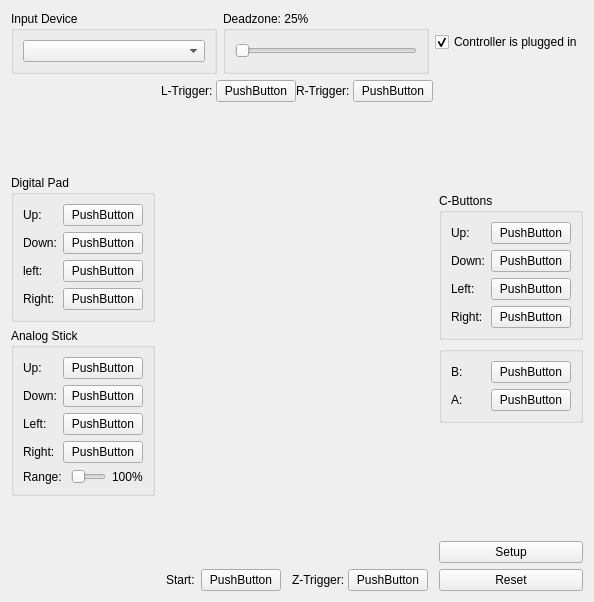
First picture: the form in Source/RMG-Input/UserInterface/Widget/ControllerWidget.ui, repository fdmak71/RMG, before the edit.
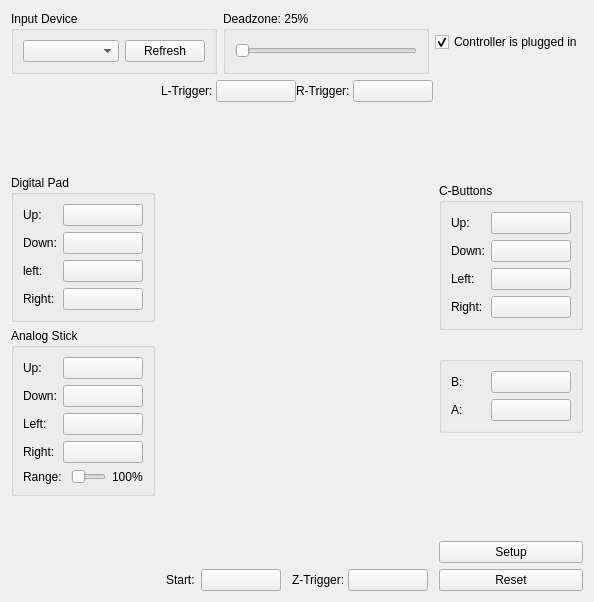
Second picture: the form after the edit. Custom widgets are drawn as their Qt base class.

Commit message: RMG-Input: more WIP changes

The edit to the form file:
```diff
--- a/Source/RMG-Input/UserInterface/Widget/ControllerWidget.ui
+++ b/Source/RMG-Input/UserInterface/Widget/ControllerWidget.ui
@@ -33,7 +33,7 @@
        <property name="title">
         <string>Input Device</string>
        </property>
-       <layout class="QVBoxLayout" name="verticalLayout_4">
+       <layout class="QHBoxLayout" name="horizontalLayout_10">
         <item>
          <widget class="QComboBox" name="inputDeviceComboBox">
           <property name="sizePolicy">
@@ -44,6 +44,13 @@
           </property>
          </widget>
         </item>
+        <item>
+         <widget class="QPushButton" name="inputDeviceRefreshButton">
+          <property name="text">
+           <string>Refresh</string>
+          </property>
+         </widget>
+        </item>
        </layout>
       </widget>
      </item>
@@ -139,15 +146,27 @@
            <layout class="QHBoxLayout" name="horizontalLayout_19">
             <item>
              <widget class="QLabel" name="label_19">
+              <property name="sizePolicy">
+               <sizepolicy hsizetype="Expanding" vsizetype="Preferred">
+                <horstretch>0</horstretch>
+                <verstretch>0</verstretch>
+               </sizepolicy>
+              </property>
               <property name="text">
                <string>Up:</string>
               </property>
              </widget>
             </item>
             <item>
-             <widget class="QPushButton" name="dpadUpButton">
+             <widget class="CustomButton" name="dpadUpButton">
+              <property name="sizePolicy">
+               <sizepolicy hsizetype="Expanding" vsizetype="Preferred">
+                <horstretch>0</horstretch>
+                <verstretch>0</verstretch>
+               </sizepolicy>
+              </property>
               <property name="text">
-               <string>PushButton</string>
+               <string> </string>
               </property>
              </widget>
             </item>
@@ -157,15 +176,27 @@
            <layout class="QHBoxLayout" name="horizontalLayout_20">
             <item>
              <widget class="QLabel" name="label_20">
+              <property name="sizePolicy">
+               <sizepolicy hsizetype="Expanding" vsizetype="Preferred">
+                <horstretch>0</horstretch>
+                <verstretch>0</verstretch>
+               </sizepolicy>
+              </property>
               <property name="text">
                <string>Down:</string>
               </property>
              </widget>
             </item>
             <item>
-             <widget class="QPushButton" name="dpadDownButton">
+             <widget class="CustomButton" name="dpadDownButton">
+              <property name="sizePolicy">
+               <sizepolicy hsizetype="Expanding" vsizetype="Fixed">
+                <horstretch>0</horstretch>
+                <verstretch>0</verstretch>
+               </sizepolicy>
+              </property>
               <property name="text">
-               <string>PushButton</string>
+               <string> </string>
               </property>
              </widget>
             </item>
@@ -175,15 +206,27 @@
            <layout class="QHBoxLayout" name="horizontalLayout_21">
             <item>
              <widget class="QLabel" name="label_21">
+              <property name="sizePolicy">
+               <sizepolicy hsizetype="Expanding" vsizetype="Preferred">
+                <horstretch>0</horstretch>
+                <verstretch>0</verstretch>
+               </sizepolicy>
+              </property>
               <property name="text">
                <string>left:</string>
               </property>
              </widget>
             </item>
             <item>
-             <widget class="QPushButton" name="dpadLeftButton">
+             <widget class="CustomButton" name="dpadLeftButton">
+              <property name="sizePolicy">
+               <sizepolicy hsizetype="Expanding" vsizetype="Fixed">
+                <horstretch>0</horstretch>
+                <verstretch>0</verstretch>
+               </sizepolicy>
+              </property>
               <property name="text">
-               <string>PushButton</string>
+               <string> </string>
               </property>
              </widget>
             </item>
@@ -193,15 +236,27 @@
            <layout class="QHBoxLayout" name="horizontalLayout_22">
             <item>
              <widget class="QLabel" name="label_22">
+              <property name="sizePolicy">
+               <sizepolicy hsizetype="Expanding" vsizetype="Preferred">
+                <horstretch>0</horstretch>
+                <verstretch>0</verstretch>
+               </sizepolicy>
+              </property>
               <property name="text">
                <string>Right:</string>
               </property>
              </widget>
             </item>
             <item>
-             <widget class="QPushButton" name="dpadRightButton">
+             <widget class="CustomButton" name="dpadRightButton">
+              <property name="sizePolicy">
+               <sizepolicy hsizetype="Expanding" vsizetype="Fixed">
+                <horstretch>0</horstretch>
+                <verstretch>0</verstretch>
+               </sizepolicy>
+              </property>
               <property name="text">
-               <string>PushButton</string>
+               <string> </string>
               </property>
              </widget>
             </item>
@@ -238,9 +293,9 @@
              </widget>
             </item>
             <item>
-             <widget class="QPushButton" name="analogStickUpButton">
+             <widget class="CustomButton" name="analogStickUpButton">
               <property name="text">
-               <string>PushButton</string>
+               <string> </string>
               </property>
              </widget>
             </item>
@@ -256,9 +311,9 @@
              </widget>
             </item>
             <item>
-             <widget class="QPushButton" name="analogStickDownButton">
+             <widget class="CustomButton" name="analogStickDownButton">
               <property name="text">
-               <string>PushButton</string>
+               <string> </string>
               </property>
              </widget>
             </item>
@@ -274,9 +329,9 @@
              </widget>
             </item>
             <item>
-             <widget class="QPushButton" name="analogStickLeftButton">
+             <widget class="CustomButton" name="analogStickLeftButton">
               <property name="text">
-               <string>PushButton</string>
+               <string> </string>
               </property>
              </widget>
             </item>
@@ -292,9 +347,9 @@
              </widget>
             </item>
             <item>
-             <widget class="QPushButton" name="analogStickRightButton">
+             <widget class="CustomButton" name="analogStickRightButton">
               <property name="text">
-               <string>PushButton</string>
+               <string> </string>
               </property>
              </widget>
             </item>
@@ -311,6 +366,12 @@
             </item>
             <item>
              <widget class="QSlider" name="analogStickRangeSlider">
+              <property name="sizePolicy">
+               <sizepolicy hsizetype="Expanding" vsizetype="Preferred">
+                <horstretch>0</horstretch>
+                <verstretch>0</verstretch>
+               </sizepolicy>
+              </property>
               <property name="minimum">
                <number>1</number>
               </property>
@@ -379,9 +440,9 @@
             </widget>
            </item>
            <item>
-            <widget class="QPushButton" name="leftTriggerButton">
+            <widget class="CustomButton" name="leftTriggerButton">
              <property name="text">
-              <string>PushButton</string>
+              <string> </string>
              </property>
             </widget>
            </item>
@@ -410,9 +471,9 @@
             </widget>
            </item>
            <item>
-            <widget class="QPushButton" name="rightTriggerButton">
+            <widget class="CustomButton" name="rightTriggerButton">
              <property name="text">
-              <string>PushButton</string>
+              <string> </string>
              </property>
             </widget>
            </item>
@@ -503,9 +564,9 @@
             </widget>
            </item>
            <item>
-            <widget class="QPushButton" name="startButton">
+            <widget class="CustomButton" name="startButton">
              <property name="text">
-              <string>PushButton</string>
+              <string> </string>
              </property>
             </widget>
            </item>
@@ -535,9 +596,9 @@
               </widget>
              </item>
              <item>
-              <widget class="QPushButton" name="zTriggerButton">
+              <widget class="CustomButton" name="zTriggerButton">
                <property name="text">
-                <string>PushButton</string>
+                <string> </string>
                </property>
               </widget>
              </item>
@@ -593,15 +654,27 @@
            <layout class="QHBoxLayout" name="horizontalLayout_28">
             <item>
              <widget class="QLabel" name="label_28">
+              <property name="sizePolicy">
+               <sizepolicy hsizetype="Expanding" vsizetype="Preferred">
+                <horstretch>0</horstretch>
+                <verstretch>0</verstretch>
+               </sizepolicy>
+              </property>
               <property name="text">
                <string>Up:</string>
               </property>
              </widget>
             </item>
             <item>
-             <widget class="QPushButton" name="cbuttonUpButton">
+             <widget class="CustomButton" name="cbuttonUpButton">
+              <property name="sizePolicy">
+               <sizepolicy hsizetype="Expanding" vsizetype="Fixed">
+                <horstretch>0</horstretch>
+                <verstretch>0</verstretch>
+               </sizepolicy>
+              </property>
               <property name="text">
-               <string>PushButton</string>
+               <string> </string>
               </property>
              </widget>
             </item>
@@ -611,15 +684,27 @@
            <layout class="QHBoxLayout" name="horizontalLayout_27">
             <item>
              <widget class="QLabel" name="label_27">
+              <property name="sizePolicy">
+               <sizepolicy hsizetype="Expanding" vsizetype="Preferred">
+                <horstretch>0</horstretch>
+                <verstretch>0</verstretch>
+               </sizepolicy>
+              </property>
               <property name="text">
                <string>Down:</string>
               </property>
              </widget>
             </item>
             <item>
-             <widget class="QPushButton" name="cbuttonDownButton">
+             <widget class="CustomButton" name="cbuttonDownButton">
+              <property name="sizePolicy">
+               <sizepolicy hsizetype="Expanding" vsizetype="Fixed">
+                <horstretch>0</horstretch>
+                <verstretch>0</verstretch>
+               </sizepolicy>
+              </property>
               <property name="text">
-               <string>PushButton</string>
+               <string> </string>
               </property>
              </widget>
             </item>
@@ -629,15 +714,27 @@
            <layout class="QHBoxLayout" name="horizontalLayout_29">
             <item>
              <widget class="QLabel" name="label_29">
+              <property name="sizePolicy">
+               <sizepolicy hsizetype="Expanding" vsizetype="Preferred">
+                <horstretch>0</horstretch>
+                <verstretch>0</verstretch>
+               </sizepolicy>
+              </property>
               <property name="text">
                <string>Left:</string>
               </property>
              </widget>
             </item>
             <item>
-             <widget class="QPushButton" name="cbuttonLeftButton">
+             <widget class="CustomButton" name="cbuttonLeftButton">
+              <property name="sizePolicy">
+               <sizepolicy hsizetype="Expanding" vsizetype="Fixed">
+                <horstretch>0</horstretch>
+                <verstretch>0</verstretch>
+               </sizepolicy>
+              </property>
               <property name="text">
-               <string>PushButton</string>
+               <string> </string>
               </property>
              </widget>
             </item>
@@ -647,15 +744,27 @@
            <layout class="QHBoxLayout" name="horizontalLayout_30">
             <item>
              <widget class="QLabel" name="label_30">
+              <property name="sizePolicy">
+               <sizepolicy hsizetype="Expanding" vsizetype="Preferred">
+                <horstretch>0</horstretch>
+                <verstretch>0</verstretch>
+               </sizepolicy>
+              </property>
               <property name="text">
                <string>Right:</string>
               </property>
              </widget>
             </item>
             <item>
-             <widget class="QPushButton" name="cbuttonRightButton">
+             <widget class="CustomButton" name="cbuttonRightButton">
+              <property name="sizePolicy">
+               <sizepolicy hsizetype="Expanding" vsizetype="Fixed">
+                <horstretch>0</horstretch>
+                <verstretch>0</verstretch>
+               </sizepolicy>
+              </property>
               <property name="text">
-               <string>PushButton</string>
+               <string> </string>
               </property>
              </widget>
             </item>
@@ -664,6 +773,19 @@
          </layout>
         </widget>
        </item>
+       <item>
+        <spacer name="horizontalSpacer_9">
+         <property name="orientation">
+          <enum>Qt::Horizontal</enum>
+         </property>
+         <property name="sizeHint" stdset="0">
+          <size>
+           <width>40</width>
+           <height>20</height>
+          </size>
+         </property>
+        </spacer>
+       </item>
        <item>
         <widget class="QGroupBox" name="groupBox_6">
          <property name="title">
@@ -674,15 +796,27 @@
            <layout class="QHBoxLayout" name="horizontalLayout_16">
             <item>
              <widget class="QLabel" name="label_16">
+              <property name="sizePolicy">
+               <sizepolicy hsizetype="Expanding" vsizetype="Preferred">
+                <horstretch>0</horstretch>
+                <verstretch>0</verstretch>
+               </sizepolicy>
+              </property>
               <property name="text">
                <string>B:</string>
               </property>
              </widget>
             </item>
             <item>
-             <widget class="QPushButton" name="bButton">
+             <widget class="CustomButton" name="bButton">
+              <property name="sizePolicy">
+               <sizepolicy hsizetype="Expanding" vsizetype="Fixed">
+                <horstretch>0</horstretch>
+                <verstretch>0</verstretch>
+               </sizepolicy>
+              </property>
               <property name="text">
-               <string>PushButton</string>
+               <string> </string>
               </property>
              </widget>
             </item>
@@ -692,15 +826,27 @@
            <layout class="QHBoxLayout" name="horizontalLayout_17">
             <item>
              <widget class="QLabel" name="label_17">
+              <property name="sizePolicy">
+               <sizepolicy hsizetype="Expanding" vsizetype="Preferred">
+                <horstretch>0</horstretch>
+                <verstretch>0</verstretch>
+               </sizepolicy>
+              </property>
               <property name="text">
                <string>A:</string>
               </property>
              </widget>
             </item>
             <item>
-             <widget class="QPushButton" name="aButton">
+             <widget class="CustomButton" name="aButton">
+              <property name="sizePolicy">
+               <sizepolicy hsizetype="Expanding" vsizetype="Fixed">
+                <horstretch>0</horstretch>
+                <verstretch>0</verstretch>
+               </sizepolicy>
+              </property>
               <property name="text">
-               <string>PushButton</string>
+               <string> </string>
               </property>
              </widget>
             </item>
@@ -755,6 +901,13 @@
    </item>
   </layout>
  </widget>
+ <customwidgets>
+  <customwidget>
+   <class>CustomButton</class>
+   <extends>QPushButton</extends>
+   <header>UserInterface/Widget/CustomButton.hpp</header>
+  </customwidget>
+ </customwidgets>
  <resources/>
  <connections/>
 </ui>
```
The commit also changes 7 other files.
